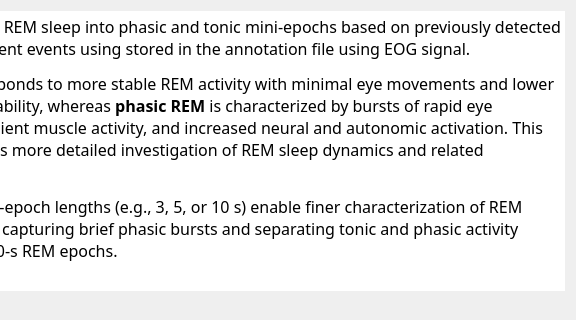
First picture: the form in tools/CEAMSTools/REMsToMiniEpochs/IntroStep/Ui_IntroStep.ui, repository SnoozToolbox/snooz-package-ceams, before the edit; both pictures show x 150 to 726 and y 0 to 320 of the 726 by 582 pixel window.
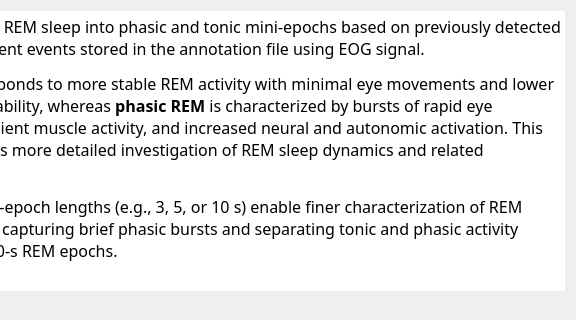
Second picture: the form after the edit.

Commit message: Link to the documentation added to the Classify REMs into phasic/tonic states from EOG tool

The edit to the form file:
```diff
--- a/tools/CEAMSTools/REMsToMiniEpochs/IntroStep/Ui_IntroStep.ui
+++ b/tools/CEAMSTools/REMsToMiniEpochs/IntroStep/Ui_IntroStep.ui
@@ -52,7 +52,7 @@
 li.unchecked::marker { content: &quot;\2610&quot;; }
 li.checked::marker { content: &quot;\2612&quot;; }
 &lt;/style&gt;&lt;/head&gt;&lt;body style=&quot; font-family:'Roboto-Regular'; font-size:10pt; font-weight:400; font-style:normal;&quot;&gt;
-&lt;p style=&quot; margin-top:12px; margin-bottom:12px; margin-left:0px; margin-right:0px; -qt-block-indent:0; text-indent:0px;&quot;&gt;&lt;span style=&quot; font-size:12pt;&quot;&gt;This tool classifies REM sleep into phasic and tonic mini-epochs based on previously detected Rapid Eye Movement events using stored in the annotation file using EOG signal.&lt;/span&gt;&lt;/p&gt;
+&lt;p style=&quot; margin-top:12px; margin-bottom:12px; margin-left:0px; margin-right:0px; -qt-block-indent:0; text-indent:0px;&quot;&gt;&lt;span style=&quot; font-size:12pt;&quot;&gt;This tool classifies REM sleep into phasic and tonic mini-epochs based on previously detected Rapid Eye Movement events stored in the annotation file using EOG signal.&lt;/span&gt;&lt;/p&gt;
 &lt;p style=&quot; margin-top:12px; margin-bottom:12px; margin-left:0px; margin-right:0px; -qt-block-indent:0; text-indent:0px;&quot;&gt;&lt;span style=&quot; font-size:12pt; font-weight:700;&quot;&gt;Tonic REM&lt;/span&gt;&lt;span style=&quot; font-size:12pt;&quot;&gt; corresponds to more stable REM activity with minimal eye movements and lower physiological variability, whereas &lt;/span&gt;&lt;span style=&quot; font-size:12pt; font-weight:700;&quot;&gt;phasic REM&lt;/span&gt;&lt;span style=&quot; font-size:12pt;&quot;&gt; is characterized by bursts of rapid eye movements, transient muscle activity, and increased neural and autonomic activation. This separation enables more detailed investigation of REM sleep dynamics and related biomarkers.&lt;/span&gt;&lt;/p&gt;
 &lt;p style=&quot; margin-top:12px; margin-bottom:12px; margin-left:0px; margin-right:0px; -qt-block-indent:0; text-indent:0px;&quot;&gt;&lt;span style=&quot; font-size:12pt;&quot;&gt;Configurable mini-epoch lengths (e.g., 3, 5, or 10 s) enable finer characterization of REM microstructure by capturing brief phasic bursts and separating tonic and phasic activity within standard 30-s REM epochs.&lt;/span&gt;&lt;/p&gt;&lt;/body&gt;&lt;/html&gt;</string>
        </property>
```
The commit also changes 2 other files.
